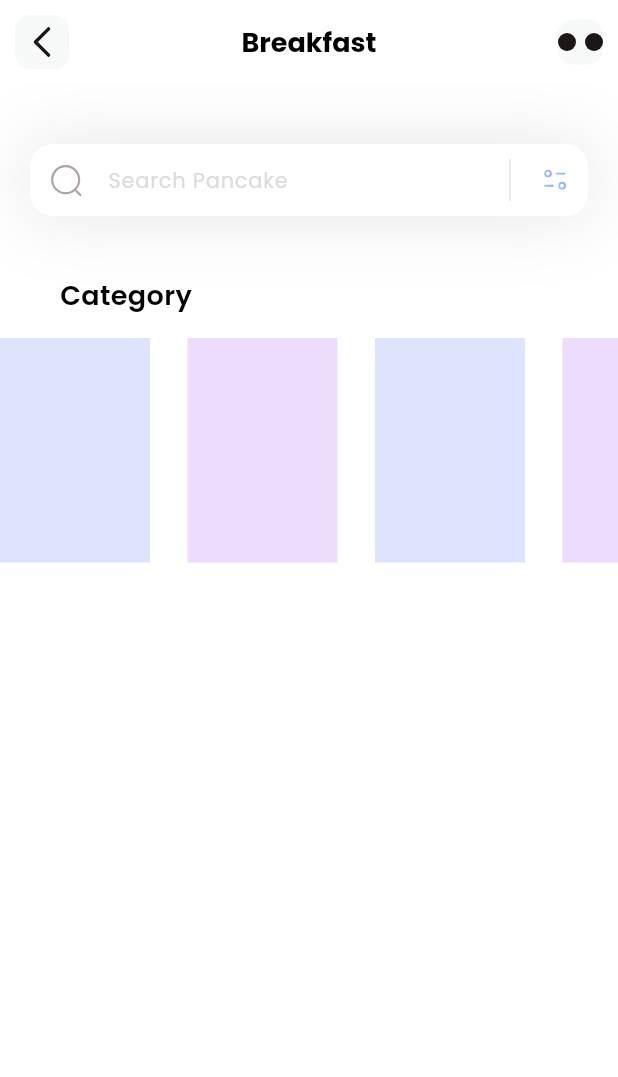
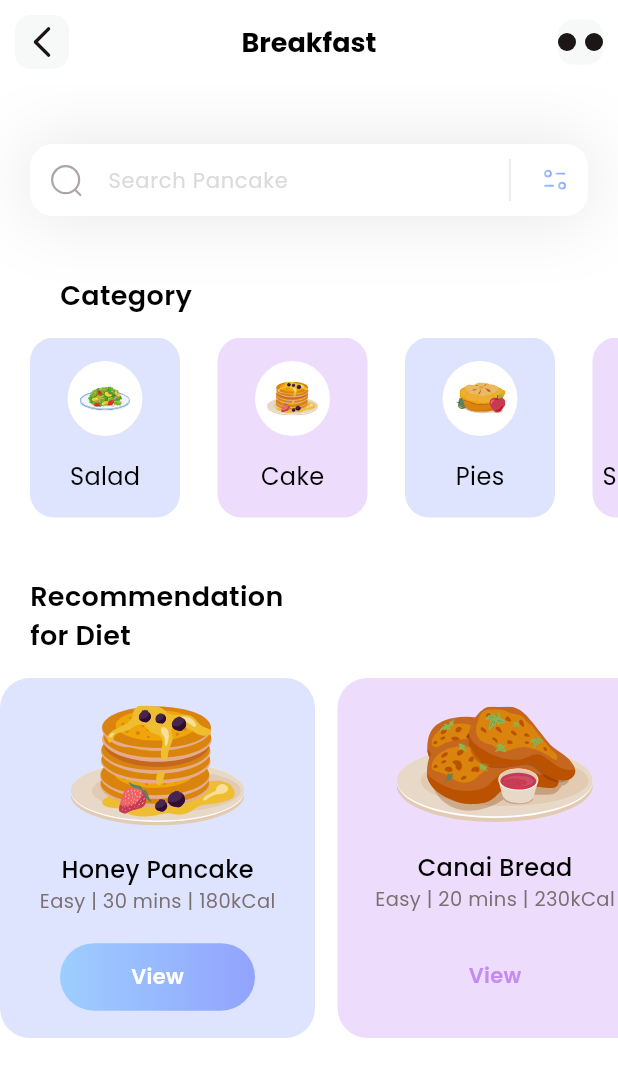
Before and after one commit to Kofiacheampong/fitnessapp, a Flutter app: the screen it shows after launch, on a phone screen of 412 x 824 dp. Shown: the top 1077 px of the screen. Run offline on Flutter 3.47's test engine with Material 3 defaults, Android fonts, the phone set to English and light mode, and no system bars; our stand-ins replace flutter_svg.

Commit message:
Added the recommendation for diets section

```diff
--- /dev/null
+++ b/lib/models/diet_model.dart
@@ -0,0 +1,46 @@
+import 'package:flutter/material.dart';
+
+class DietModel {
+  String name;
+  String iconPath;
+  String level;
+  String duration;
+  String calories;
+  Color boxColor;
+  bool viewIsSelected;
+
+  DietModel(
+      {required this.name,
+      required this.iconPath,
+      required this.level,
+      required this.duration,
+      required this.calories,
+      required this.boxColor,
+      required this.viewIsSelected});
+
+  static List<DietModel> getDiets() {
+    List<DietModel> diets = [];
+
+    diets.add(
+      DietModel(
+          name: 'Honey Pancake',
+          iconPath: 'assets/icons/honey-pancakes.svg',
+          level: 'Easy',
+          duration: '30 mins',
+          calories: '180kCal',
+          viewIsSelected: true,
+          boxColor: Color(0xff92A3FD)),
+    );
+
+    diets.add(DietModel(
+        name: 'Canai Bread',
+        iconPath: 'assets/icons/canai-bread.svg',
+        level: 'Easy',
+        duration: '20 mins',
+        calories: '230kCal',
+        boxColor: Color(0xffC58BF2),
+        viewIsSelected: false));
+
+    return diets;
+  }
+}
--- a/lib/pages/home.dart
+++ b/lib/pages/home.dart
@@ -1,24 +1,34 @@
 import 'package:fitness_app/models/category_model.dart';
+import 'package:fitness_app/models/diet_model.dart';
 import 'package:flutter/material.dart';
 import 'package:flutter_svg/svg.dart';
 
 class HomePage extends StatefulWidget {
   HomePage({super.key});
-
   @override
   State<HomePage> createState() => _HomePageState();
 }
 
 class _HomePageState extends State<HomePage> {
   List<CategoryModel> categories = [];
+  List<DietModel> diets = [];
 
   void _getCategories() {
     categories = CategoryModel.getCategories();
   }
 
+  void _getDiets() {
+    diets = DietModel.getDiets();
+  }
+
+  void _getInitialInfo() {
+    categories = CategoryModel.getCategories();
+    diets = DietModel.getDiets();
+  }
+
   @override
   Widget build(BuildContext context) {
-    _getCategories();
+    _getInitialInfo();
     return Scaffold(
       appBar: appBar(),
       backgroundColor: Colors.white,
@@ -29,7 +39,106 @@ class _HomePageState extends State<HomePage> {
           SizedBox(
             height: 40,
           ),
+          _categoriesSection(),
+          SizedBox(height: 40),
+          _dietsSection()
+        ],
+      ),
+    );
+  }
+
+  Column _dietsSection() {
+    return Column(
+      crossAxisAlignment: CrossAxisAlignment.start,
+      children: [
+        Padding(
+          padding: const EdgeInsets.only(left: 20),
+          child: Text(
+            'Recommendation\nfor Diet',
+            style: TextStyle(
+              color: Colors.black,
+              fontSize: 18,
+              fontWeight: FontWeight.w600,
+            ),
+          ),
+        ),
+        SizedBox(
+          height: 15,
+        ),
+        Container(
+          height: 240,
+          child: ListView.separated(
+            scrollDirection: Axis.horizontal,
+            itemCount: diets.length,
+            separatorBuilder: (BuildContext context, int index) =>
+                SizedBox(width: 15),
+            itemBuilder: (BuildContext context, int index) {
+              return Container(
+                width: 210,
+                decoration: BoxDecoration(
+                  color: diets[index].boxColor.withOpacity(0.3),
+                  borderRadius: BorderRadius.circular(20),
+                ),
+                child: Column(
+                  mainAxisAlignment: MainAxisAlignment.spaceEvenly,
+                  children: [
+                    SvgPicture.asset(diets[index].iconPath),
                     Column(
+                      children: [
+                        Text(
+                          diets[index].name,
+                          style: TextStyle(
+                            fontWeight: FontWeight.w500,
+                            color: Colors.black,
+                            fontSize: 16,
+                          ),
+                        ),
+                        Text(
+                          '${diets[index].level} | ${diets[index].duration} | ${diets[index].calories}',
+                          style: TextStyle(
+                              color: Color(0xff7b6f72),
+                              fontSize: 13,
+                              fontWeight: FontWeight.w400),
+                        ),
+                      ],
+                    ),
+                    Container(
+                      height: 45,
+                      width: 130,
+                      decoration: BoxDecoration(
+                          gradient: LinearGradient(colors: [
+                            diets[index].viewIsSelected
+                                ? Color(0xff9dceff)
+                                : Colors.transparent,
+                            diets[index].viewIsSelected
+                                ? Color(0xff92a3fd)
+                                : Colors.transparent
+                          ]),
+                          borderRadius: BorderRadius.circular(50)),
+                      child: Center(
+                        child: Text(
+                          'View',
+                          style: TextStyle(
+                              color: diets[index].viewIsSelected
+                                  ? Colors.white
+                                  : Color(0xffc58bf2),
+                              fontWeight: FontWeight.w600,
+                              fontSize: 14),
+                        ),
+                      ),
+                    )
+                  ],
+                ),
+              );
+            },
+          ),
+        )
+      ],
+    );
+  }
+
+  Column _categoriesSection() {
+    return Column(
       crossAxisAlignment: CrossAxisAlignment.start,
       children: [
         Padding(
@@ -37,19 +146,21 @@ class _HomePageState extends State<HomePage> {
           child: Text(
             'Category',
             style: TextStyle(
-                      fontWeight: FontWeight.w600,
-                      fontSize: 18,
-                      color: Colors.black),
+                fontWeight: FontWeight.w600, fontSize: 18, color: Colors.black),
           ),
         ),
         SizedBox(
           height: 15,
         ),
         SizedBox(
-                  height: 150,
+            height: 120,
             child: ListView.separated(
               itemCount: categories.length,
               scrollDirection: Axis.horizontal,
+              padding: EdgeInsets.only(
+                left: 20,
+                right: 20,
+              ),
               separatorBuilder: (context, index) => SizedBox(
                 width: 25,
               ),
@@ -58,14 +169,36 @@ class _HomePageState extends State<HomePage> {
                     width: 100,
                     decoration: BoxDecoration(
                       color: categories[index].boxColor.withOpacity(0.3),
+                      borderRadius: BorderRadius.circular(16),
                     ),
-                      );
+                    child: Column(
+                      mainAxisAlignment: MainAxisAlignment.spaceEvenly,
+                      children: [
+                        Container(
+                          width: 50,
+                          height: 50,
+                          decoration: BoxDecoration(
+                            color: Colors.white,
+                            shape: BoxShape.circle,
+                          ),
+                          child: Padding(
+                            padding: const EdgeInsets.all(8.0),
+                            child: SvgPicture.asset(categories[index].iconPath),
+                          ),
+                        ),
+                        Text(
+                          categories[index].name,
+                          style: TextStyle(
+                            fontWeight: FontWeight.w400,
+                            color: Colors.black,
+                            fontSize: 16,
+                          ),
+                        )
+                      ],
+                    ));
               },
             ))
       ],
-          )
-        ],
-      ),
     );
   }
 
```
Lines whose indentation alone changed are shown as unchanged.
